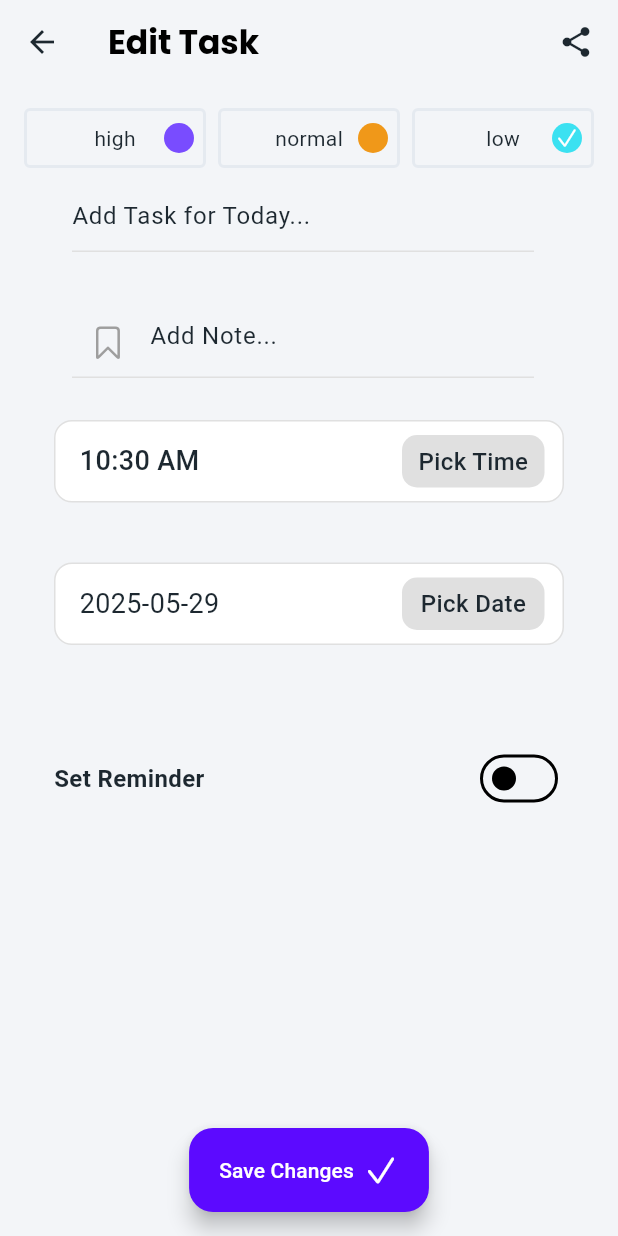
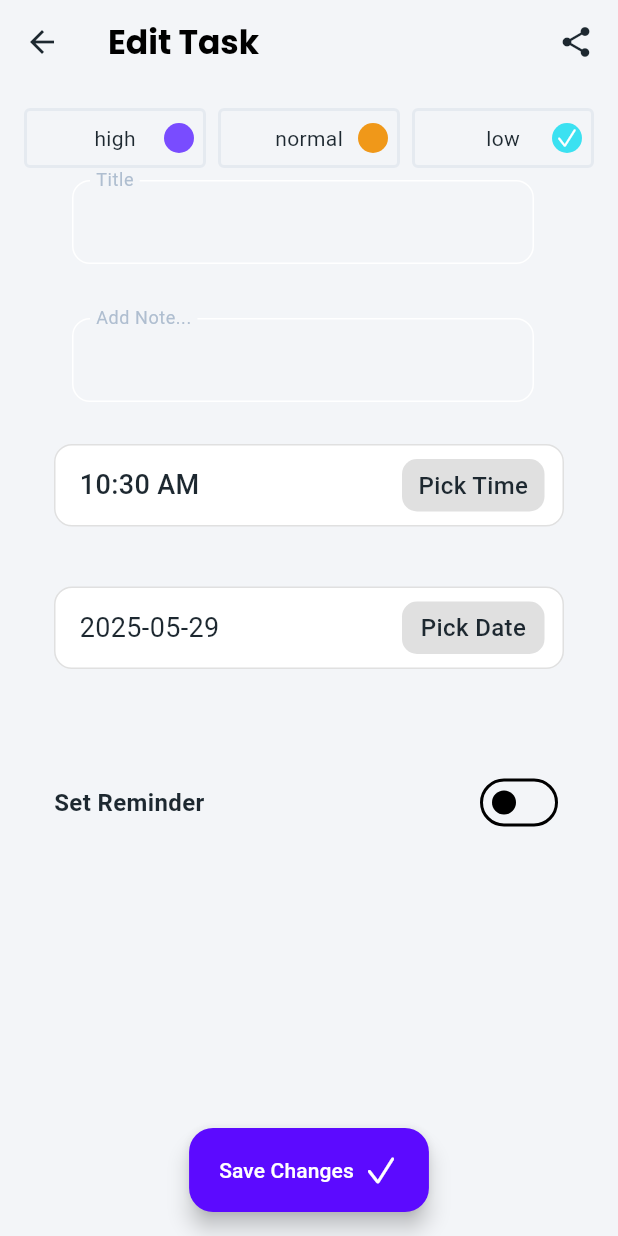
Before and after one commit to Rmaawn/Nootika, a Flutter app: the EditTaskScreen screen opened directly, on a phone screen of 412 x 824 dp. Run offline on Flutter 3.47's test engine with Material 3 defaults, Android fonts, the phone set to English and light mode, and no system bars; our stand-ins replace bloc, flutter_bloc, google_fonts, hive_flutter, lottie, permission_handler and 1 more; missing offline and left inert: alarm; accounts and stored records are empty; statements that could not run were skipped.

Commit message:
better txtbox style

```diff
--- a/lib/widgets.dart
+++ b/lib/widgets.dart
@@ -30,16 +30,24 @@ class TitleTextField extends StatelessWidget {
           // cursorHeight: isForDescription ? 60 : null,
           style: const TextStyle(color: Colors.black),
           decoration: InputDecoration(
-              border:null,
+              border: null,
               counter: Container(),
-              hintText:
-                  'Add Task for Today...',
-              prefixIcon:null,
-              enabledBorder: UnderlineInputBorder(
-                borderSide: BorderSide(color: Colors.grey.shade300),
-              ),
-              focusedBorder: UnderlineInputBorder(
-                  borderSide: BorderSide(color: Colors.grey.shade300))),
+              labelText: 'Title',
+              prefixIcon: null,
+            floatingLabelBehavior: FloatingLabelBehavior.always,
+
+
+                             filled: true,
+                fillColor: Colors.transparent,
+              enabledBorder: OutlineInputBorder(
+              borderRadius: BorderRadius.circular(12),
+              borderSide: const BorderSide(color: Colors.white),
+            ),
+            focusedBorder: OutlineInputBorder(
+              borderRadius: BorderRadius.circular(12),
+              borderSide: const BorderSide(color: Colors.white),
+            ),
+                  ),
           // onFieldSubmitted: (value) {},
         ),
       ),
@@ -61,26 +69,34 @@ class DesTextField extends StatelessWidget {
       margin: const EdgeInsets.symmetric(horizontal: 16),
       child: ListTile(
         title: TextField(
-          onTapOutside: (event) =>FocusScope.of(context).unfocus(),
+          onTapOutside: (event) => FocusScope.of(context).unfocus(),
           onChanged: (value) {
             context.read<EditTaskCubit>().onDescriptionTextChanged(value);
           },
           controller: controller,
-          maxLines:null,
+          maxLines: null,
           style: const TextStyle(color: Colors.black),
           decoration: InputDecoration(
-              border:InputBorder.none,
-              counter: Container(),
-              hintText:'Add Note...',
-              prefixIcon:const Icon(
-                      CupertinoIcons.bookmark,
-                      color: Colors.grey,
-                    ),
-              enabledBorder: UnderlineInputBorder(
-                borderSide: BorderSide(color: Colors.grey.shade300),
-              ),
-              focusedBorder: UnderlineInputBorder(
-                  borderSide: BorderSide(color: Colors.grey.shade300))),
+            border: null,
+            counter: Container(),
+            labelText: 'Add Note...',
+            // icon: const Icon(
+            //   CupertinoIcons.bookmark,
+            //   color: Colors.grey,
+            // ),
+            filled: true,
+            fillColor: Colors.transparent,
+            floatingLabelBehavior: FloatingLabelBehavior.always,
+            enabledBorder: OutlineInputBorder(
+              borderRadius: BorderRadius.circular(12),
+              borderSide: const BorderSide(color: Colors.white),
+            ),
+            focusedBorder: OutlineInputBorder(
+              borderRadius: BorderRadius.circular(12),
+              borderSide: const BorderSide(color: Colors.white),
+            ),
+          ),
+
           // onFieldSubmitted: (value) {},
         ),
       ),
@@ -211,8 +227,6 @@ class Prioritypicker extends StatelessWidget {
   }
 }
 
-
-
 PageRouteBuilder effectRoute(Widget page) {
   return PageRouteBuilder(
     pageBuilder: (context, animation, secondaryAnimation) => page,
@@ -226,7 +240,7 @@ PageRouteBuilder effectRoute(Widget page) {
       return SlideTransition(
         position: animation.drive(tween),
         child: child,
-        );
+      );
     },
   );
 }
```
